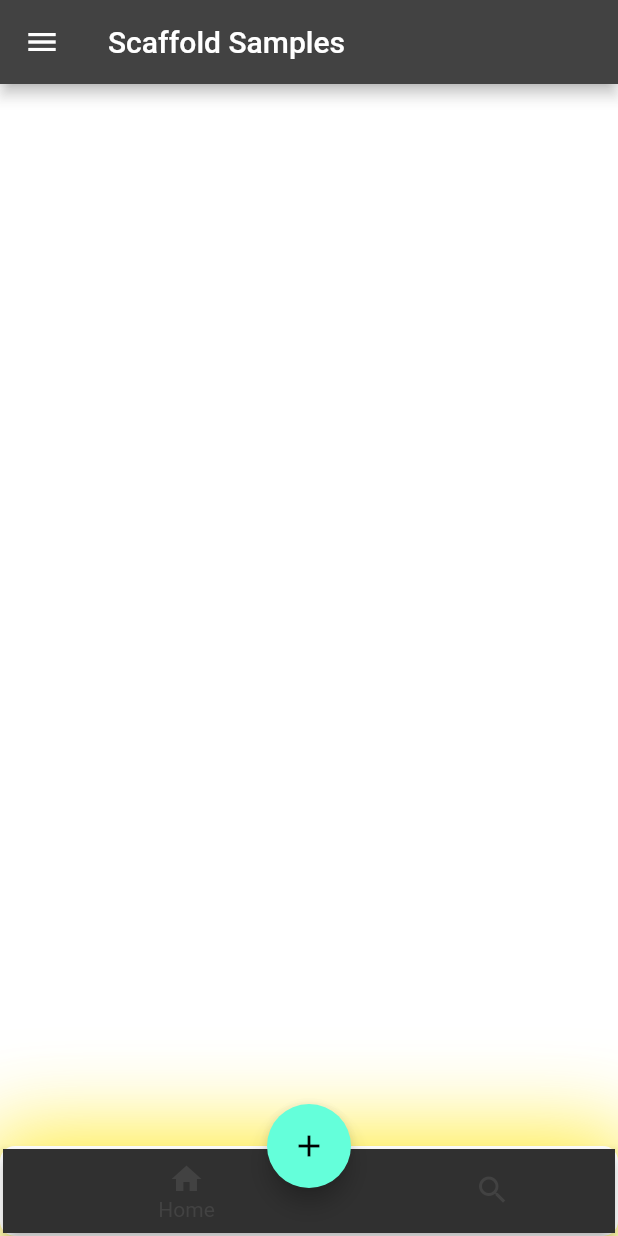
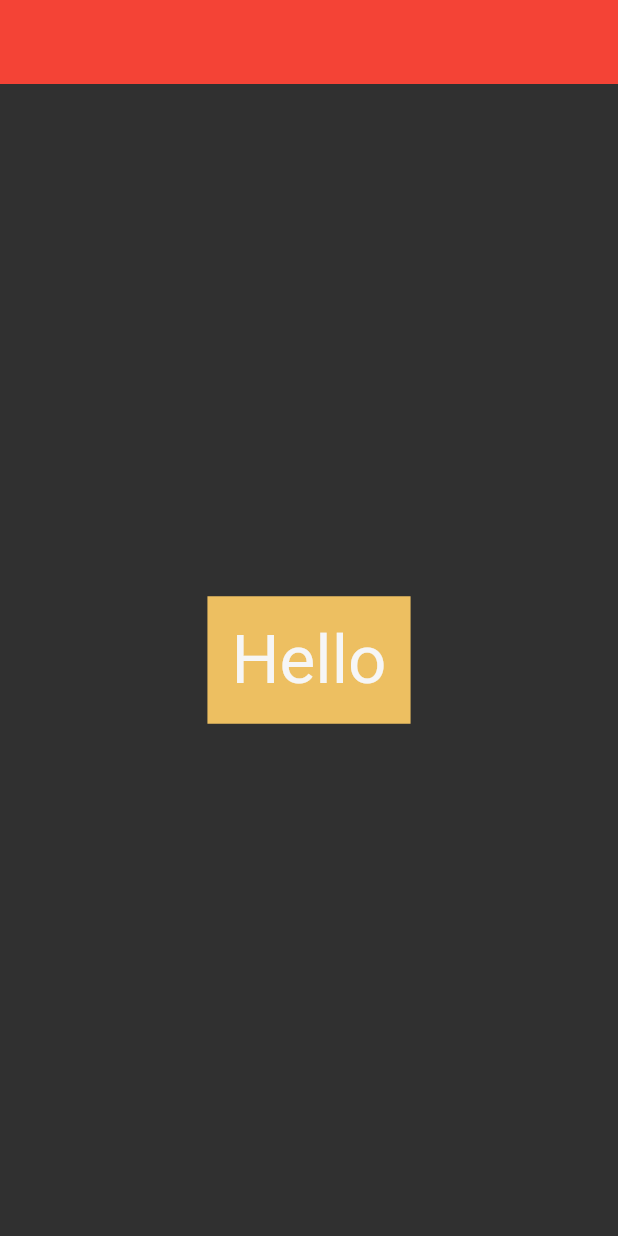
Before and after one commit to sgokhanbirkin/flutter_full_tutorial_velibacik, a Flutter app: the screen it shows after launch, on a phone screen of 412 x 824 dp. Run offline on Flutter 3.47's test engine with Material 2 defaults, Android fonts, the light colour scheme and no system bars.

Commit message:
Temelden Zirveye Flutter: #3
https://www.youtube.com/watch?v=oQYjX7v1JOA&list=PL1k5oWAuBhgXdw1BbxVGxxWRmkGB1C11l&index=3

```diff
--- /dev/null
+++ b/tutorial/lib/101/color_learn_view.dart
@@ -0,0 +1,31 @@
+import 'package:flutter/material.dart';
+
+class ColorLearnView extends StatelessWidget {
+  const ColorLearnView({Key? key}) : super(key: key);
+
+  @override
+  Widget build(BuildContext context) {
+    return Scaffold(
+      appBar: AppBar(),
+      body: Center(
+        child: Container(
+          color: ColorsItems.porchase,
+          child: Padding(
+            padding: const EdgeInsets.all(16.0),
+            child: Text(
+              'Hello',
+              style: Theme.of(context).textTheme.headline3?.copyWith(
+                    color: Theme.of(context).errorColor,
+                  ),
+            ),
+          ),
+        ),
+      ),
+    );
+  }
+}
+
+class ColorsItems {
+  static final Color porchase = const Color(0xffEDBF61);
+  static final Color sulu = Color.fromARGB(255, 246, 246, 246);
+}
--- a/tutorial/lib/main.dart
+++ b/tutorial/lib/main.dart
@@ -1,5 +1,10 @@
 import 'package:flutter/material.dart';
+import 'package:flutter/services.dart';
+import 'package:tutorial/101/app_bar_learn_view.dart';
+import 'package:tutorial/101/button_learn_view.dart';
+import 'package:tutorial/101/color_learn_view.dart';
 import 'package:tutorial/101/container_sized_box_learn_view.dart';
+import 'package:tutorial/101/icon_learn_view.dart';
 import 'package:tutorial/101/scaffold_learn_view.dart';
 import 'package:tutorial/101/text_learn_view.dart';
 
@@ -14,9 +19,22 @@ class MyApp extends StatelessWidget {
   Widget build(BuildContext context) {
     return MaterialApp(
       title: 'Flutter Demo',
-      theme: ThemeData.dark(),
+      theme: ThemeData.dark().copyWith(
+        // backgroundColor: Colors.red,
+        // scaffoldBackgroundColor: Colors.red,
+        // iconTheme: IconThemeData(
+        //   color: Colors.white,
+        // ),
+        errorColor: ColorsItems.sulu,
+        appBarTheme: const AppBarTheme(
+          centerTitle: true,
+          backgroundColor: Colors.red,
+          elevation: 0,
+          systemOverlayStyle: SystemUiOverlayStyle.light,
+        ),
+      ),
       debugShowCheckedModeBanner: false,
-      home: ScaffoldLearnView(),
+      home: ColorLearnView(),
     );
   }
 }
```
Also changed, not shown: tutorial/lib/101/app_bar_learn_view.dart (added, +48 -0 lines), tutorial/lib/101/button_learn_view.dart (added, +97 -0 lines), tutorial/lib/101/icon_learn_view.dart (added, +67 -0 lines).
